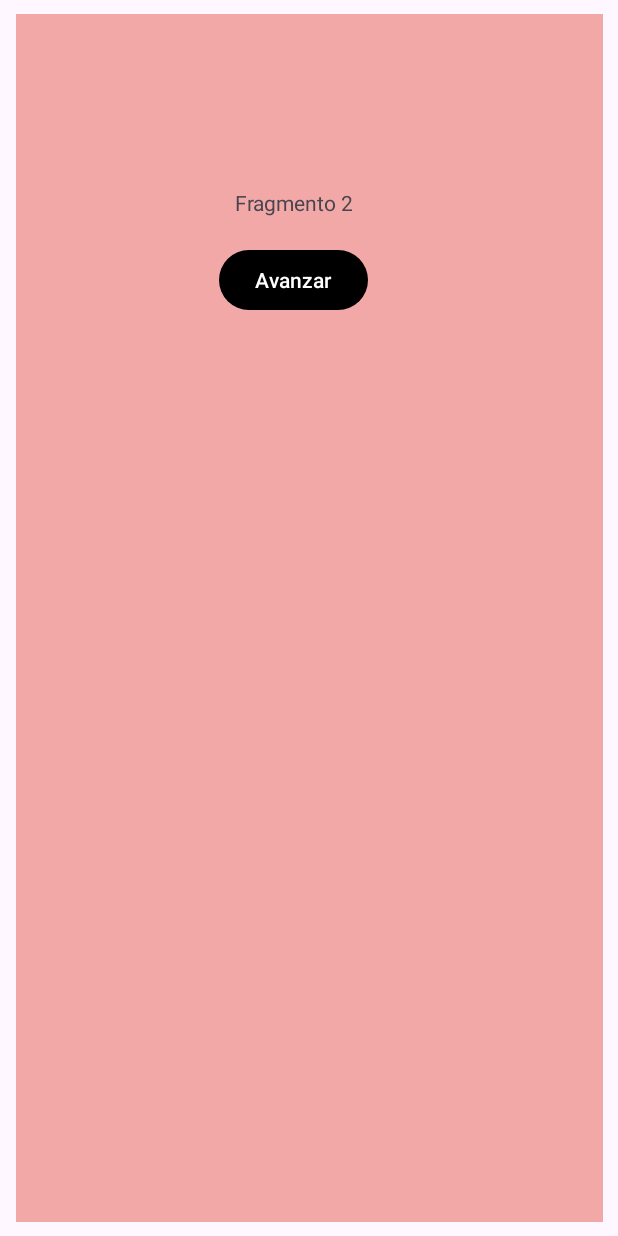
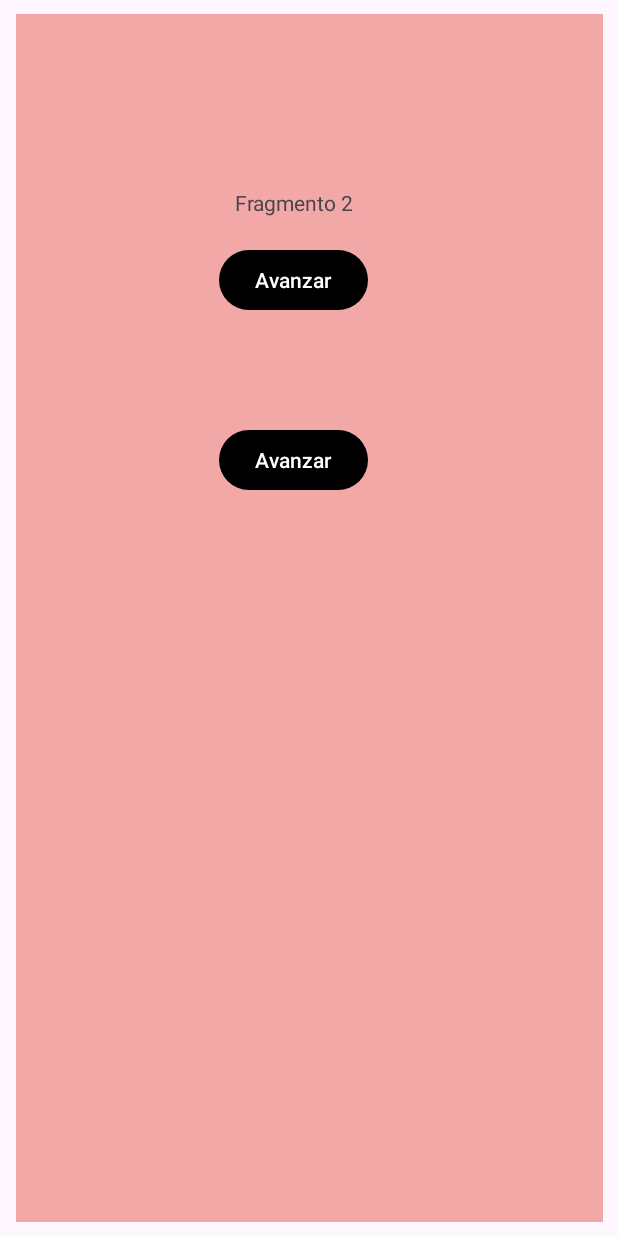
Before and after one commit to mateobellomo/TP3-Proyecto-Personal, an Android app: the screen it shows after launch (MainActivity), after a tap on "Ingresar", on a phone screen of 412 x 824 dp. Run offline under Robolectric (Android 15) with nearby library versions, the phone set to English and light mode, and no system bars.

```diff
--- a/app/build.gradle.kts
+++ b/app/build.gradle.kts
@@ -62,4 +62,9 @@ dependencies {
     testImplementation("junit:junit:4.13.2")
     androidTestImplementation("androidx.test.ext:junit:1.1.5")
     androidTestImplementation("androidx.test.espresso:espresso-core:3.5.1")
+
+    // Retrofit
+    implementation("com.squareup.retrofit2:retrofit:2.9.0")
+    implementation("com.google.code.gson:gson:2.9.0")
+    implementation("com.squareup.retrofit2:converter-gson:2.9.0")
 }
--- a/app/src/main/java/com/proyecto/personal/mb/fragments/Fragment2.kt
+++ b/app/src/main/java/com/proyecto/personal/mb/fragments/Fragment2.kt
@@ -43,6 +43,16 @@ class Fragment2 : Fragment() {
         }
 
 
+        val boton2 = vista.findViewById<Button>(R.id.btnFragment2Nav2)
+
+        boton2.setOnClickListener {
+            val action = Fragment2Directions.actionFragment2ToFragment4()
+
+            vista.findNavController().navigate(action)
+
+        }
+
+
         return vista
     }
 
--- /dev/null
+++ b/app/src/main/java/com/proyecto/personal/mb/models/Pokemon.kt
@@ -0,0 +1,6 @@
+package com.proyecto.personal.mb.models
+
+data class Pokemon (
+    val name: String,
+    val url: String
+)
--- a/app/src/main/res/layout/fragment_2.xml
+++ b/app/src/main/res/layout/fragment_2.xml
@@ -9,6 +9,17 @@
     tools:context=".fragments.Fragment2">
 
     <!-- TODO: Update blank fragment layout -->
+
+    <Button
+        android:id="@+id/btnFragment2Nav2"
+        android:layout_width="wrap_content"
+        android:layout_height="wrap_content"
+        android:layout_marginBottom="484dp"
+        android:text="@string/button_fragment2"
+        app:layout_constraintBottom_toBottomOf="parent"
+        app:layout_constraintEnd_toEndOf="parent"
+        app:layout_constraintHorizontal_bias="0.464"
+        app:layout_constraintStart_toStartOf="parent" />
 
     <TextView
         android:id="@+id/tvFragment2Password"
--- a/app/src/main/res/navigation/main_nav.xml
+++ b/app/src/main/res/navigation/main_nav.xml
@@ -25,6 +25,9 @@
         <action
             android:id="@+id/action_fragment2_to_fragment3"
             app:destination="@id/fragment3" />
+        <action
+            android:id="@+id/action_fragment2_to_fragment4"
+            app:destination="@id/fragment4" />
     </fragment>
     <fragment
         android:id="@+id/fragment3"
@@ -47,4 +50,9 @@
             android:name="contacto"
             app:argType="com.proyecto.personal.mb.entities.Contacto" />
     </fragment>
+    <fragment
+        android:id="@+id/fragment4"
+        android:name="com.proyecto.personal.mb.fragments.Fragment4"
+        android:label="fragment_4"
+        tools:layout="@layout/fragment_4" />
 </navigation>
--- a/app/src/main/res/values/strings.xml
+++ b/app/src/main/res/values/strings.xml
@@ -8,6 +8,7 @@
     <string name="title_fragment1">Fragmento 1</string>
     <string name="title_fragment2">Fragmento 2</string>
     <string name="title_fragment3">Fragmento 3</string>
+    <string name="title_fragment4">Fragmento 4</string>
     <string name="button_fragment1">Navega</string>
     <string name="button_fragment2">Avanzar</string>
 </resources>
```
Also changed, not shown: app/src/main/java/com/proyecto/personal/mb/fragments/Fragment4.kt (added, +68 -0 lines), app/src/main/java/com/proyecto/personal/mb/models/Activity.kt (added, +9 -0 lines), app/src/main/java/com/proyecto/personal/mb/models/PaginateResponse.kt (added, +8 -0 lines), app/src/main/java/com/proyecto/personal/mb/service/ActivityServiceApiBuilder.kt (added, +19 -0 lines), app/src/main/java/com/proyecto/personal/mb/service/PokemonService.kt (added, +20 -0 lines), app/src/main/res/layout/fragment_4.xml (added, +45 -0 lines).
